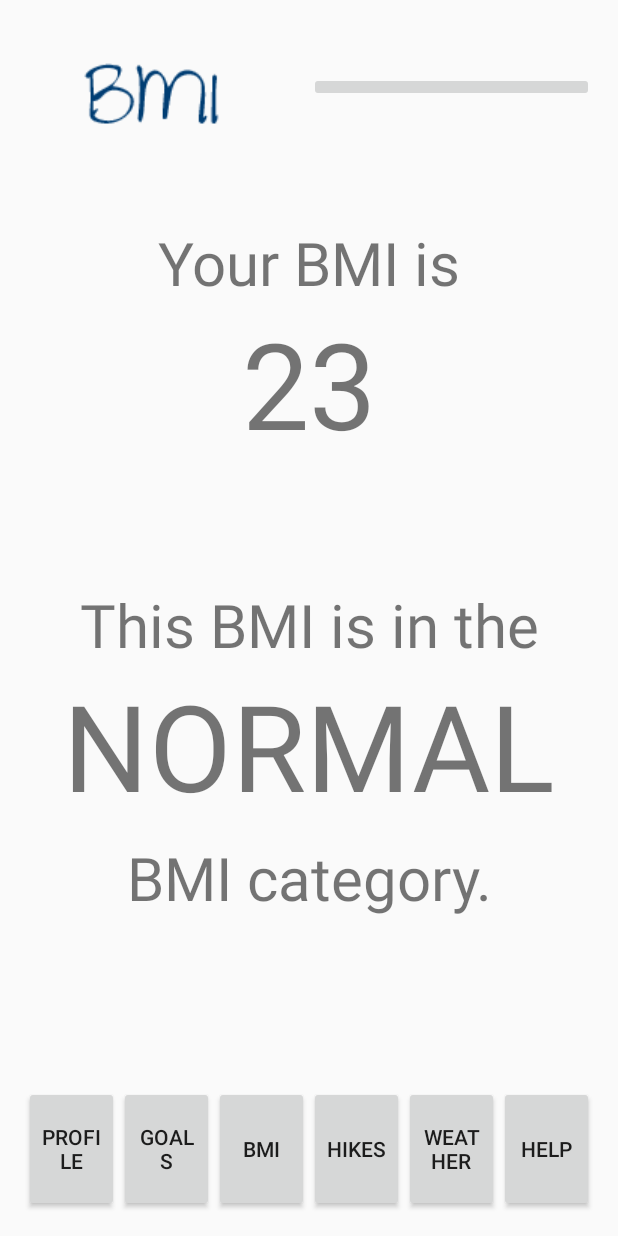
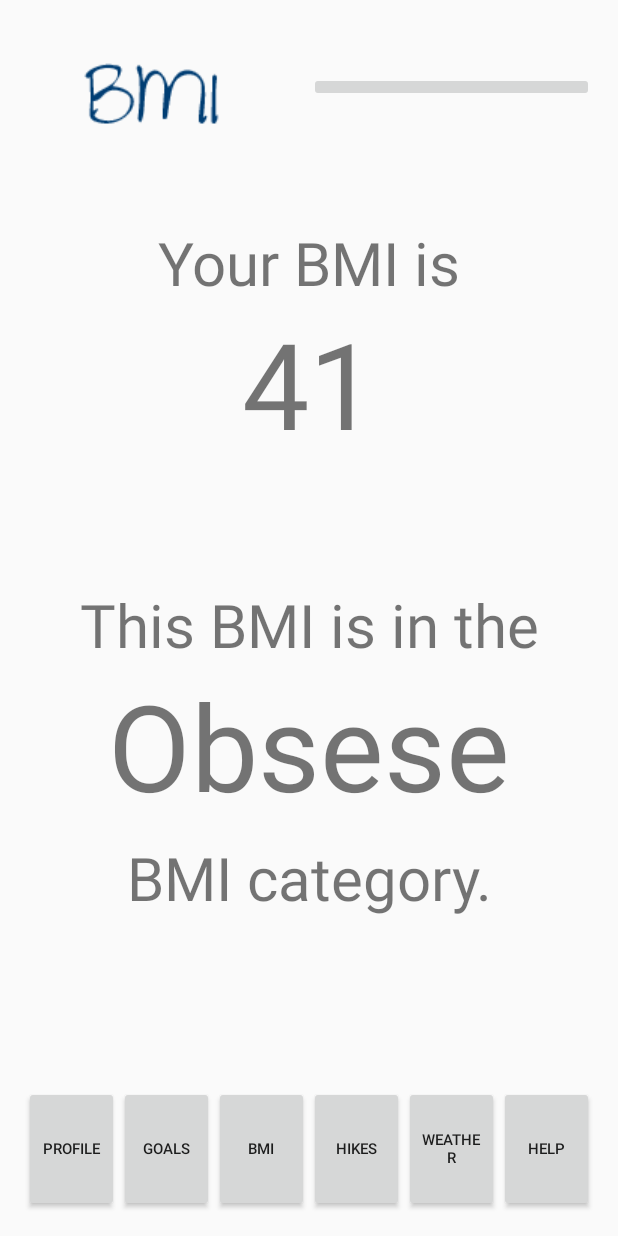
Before and after one commit to liuqidake/Lifestyle_Android_App, an Android app: the screen it shows after launch (MainActivity), on a phone screen of 412 x 824 dp. Run offline under Robolectric (Android 15) with nearby library versions, the phone set to English and light mode, and no system bars.

Commit message:
Updated to calculate BMI

```diff
--- a/Lifestyle_App/app/src/main/java/com/example/nicolemorris/lifestyle/BmiFragment.java
+++ b/Lifestyle_App/app/src/main/java/com/example/nicolemorris/lifestyle/BmiFragment.java
@@ -5,16 +5,45 @@ import android.support.v4.app.Fragment;
 import android.view.LayoutInflater;
 import android.view.View;
 import android.view.ViewGroup;
-
+import android.widget.TextView;
 
 
 public class BmiFragment extends Fragment {
 
+    TextView bmi_number, bmi_category;
+    double height,weight,bmi_result;
     @Override
     public View onCreateView(LayoutInflater inflater, ViewGroup container,
                              Bundle savedInstanceState) {
+
         // Inflate the layout for this fragment
-        return inflater.inflate(R.layout.fragment_bmi, container, false);
+        View view = inflater.inflate(R.layout.fragment_bmi, container, false);
+
+        //Get text views
+        bmi_number = view.findViewById(R.id.tv_bmi);
+        bmi_category = view.findViewById(R.id.tv_category);
+
+        //Get arguments
+        height = getArguments().getDouble("HEIGHT");
+        weight = getArguments().getDouble("WEIGHT");
+
+        //Calculate bmi in kg/m^2 (weight x height^2 x 703)
+        //Note: 703 is the conversion from lbs/in^2 to kg/m^2
+        bmi_result = weight / (height*height) * 703;
+
+        bmi_number.setText(Long.toString(Math.round(bmi_result)));
+
+        if(bmi_result < 18.5){
+            bmi_category.setText("Underweight");
+        } else if (bmi_result >= 18.5 && bmi_result<=24.9){
+            bmi_category.setText("Normal");
+        } else if (bmi_result >= 25 && bmi_result<=29.9){
+            bmi_category.setText("Overweight");
+        } else if (bmi_result >= 30){
+            bmi_category.setText("Obsese");
+        }
+
+        return view;
     }
 
 }
--- a/Lifestyle_App/app/src/main/java/com/example/nicolemorris/lifestyle/MainActivity.java
+++ b/Lifestyle_App/app/src/main/java/com/example/nicolemorris/lifestyle/MainActivity.java
@@ -10,6 +10,9 @@ public class MainActivity extends AppCompatActivity {
 //    String username = "Nicole";
     String username = "Nicole";
     int user_choice = 2;
+    double height_inches = 72;
+    double weight_pounds = 305;
+    BmiFragment bf;
 
     @Override
     protected void onCreate(Bundle savedInstanceState) {
@@ -33,10 +36,19 @@ public class MainActivity extends AppCompatActivity {
 
         } else if (user_choice == 2){
 
+            //Add data to fragment
+
+            bf = new BmiFragment();
+
+            //Send data to it
+            Bundle sentData = new Bundle();
+            sentData.putDouble("HEIGHT",height_inches);
+            sentData.putDouble("WEIGHT",weight_pounds);
+            bf.setArguments(sentData);
+
             //Launch bmi
-            fTrans.replace(R.id.fl_frag_ph_1,new HeaderFragment(),"Header");
-            fTrans.replace(R.id.fl_frag_ph_2,new BmiFragment(),"BMI");
-            fTrans.replace(R.id.fl_frag_ph_3,new BottomButtons(),"Choices");
+            fTrans.replace(R.id.fl_frag_ph_2,bf,"BMI");
+
 
         } else if (user_choice == 3){
 
@@ -55,7 +67,8 @@ public class MainActivity extends AppCompatActivity {
             //Launch main activity
         }
 
-//        fTrans.replace(R.id.fl_frag_ph_1,new ChoicesListFragment(),"Choices");
+        fTrans.replace(R.id.fl_frag_ph_1,new HeaderFragment(),"Header");
+        fTrans.replace(R.id.fl_frag_ph_3,new BottomButtons(),"Choices");
         fTrans.commit();
 
     }
--- a/Lifestyle_App/app/src/main/res/layout/fragment_bottom_buttons.xml
+++ b/Lifestyle_App/app/src/main/res/layout/fragment_bottom_buttons.xml
@@ -13,7 +13,7 @@
         android:layout_height="match_parent"
         android:layout_weight="1"
         android:text="Profile"
-        />
+        android:textSize="10sp" />
 
     <Button
         android:id="@+id/b_goals"
@@ -21,7 +21,7 @@
         android:layout_height="match_parent"
         android:layout_weight="1"
         android:text="Goals"
-        />
+        android:textSize="10sp" />
 
     <Button
         android:id="@+id/b_bmi"
@@ -29,7 +29,7 @@
         android:layout_height="match_parent"
         android:layout_weight="1"
         android:text="BMI"
-        />
+        android:textSize="10sp" />
 
     <Button
         android:id="@+id/b_hikes"
@@ -37,7 +37,7 @@
         android:layout_height="match_parent"
         android:layout_weight="1"
         android:text="Hikes"
-        />
+        android:textSize="10sp" />
 
     <Button
         android:id="@+id/b_weather"
@@ -45,7 +45,7 @@
         android:layout_height="match_parent"
         android:layout_weight="1"
         android:text="Weather"
-        />
+        android:textSize="10sp" />
 
     <Button
         android:id="@+id/b_help"
@@ -53,7 +53,7 @@
         android:layout_height="match_parent"
         android:layout_weight="1"
         android:text="Help"
-        />
+        android:textSize="10sp" />
     <!--<ImageButton-->
         <!--android:id="@+id/imageButton"-->
         <!--android:layout_width="match_parent"-->
```
